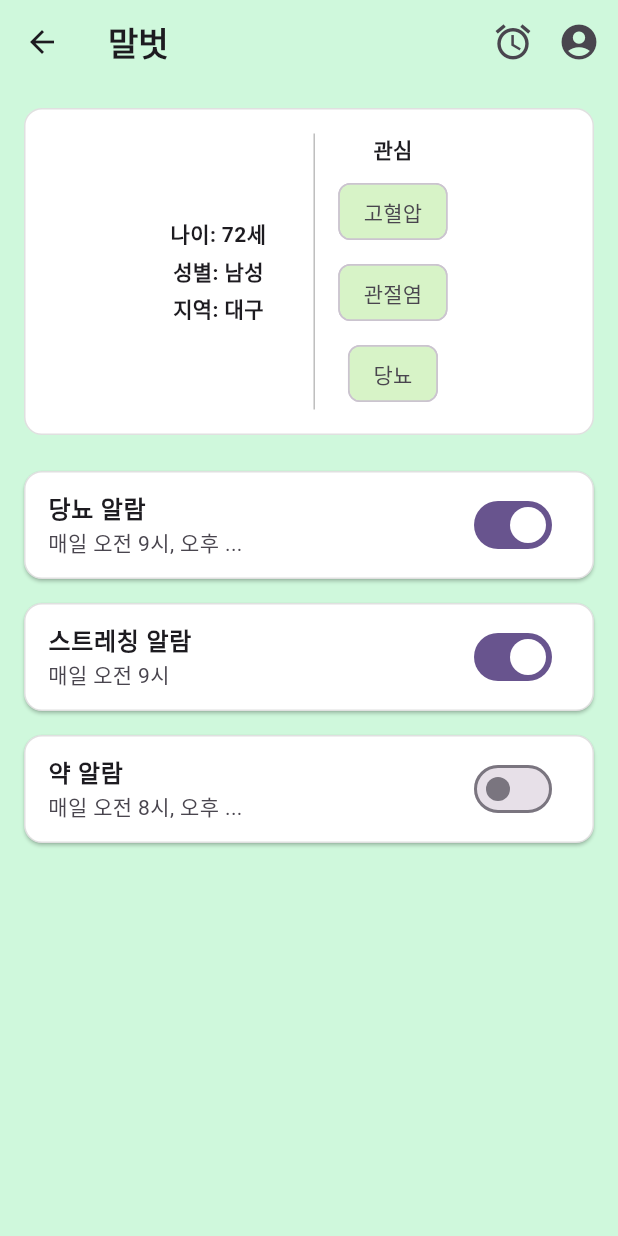
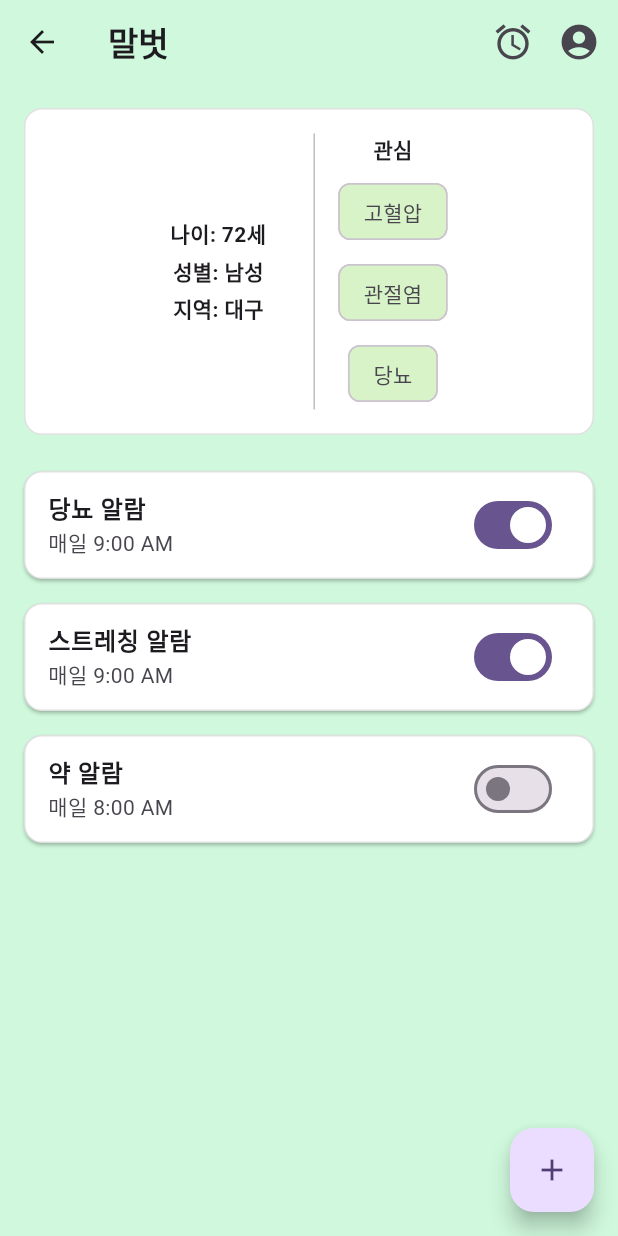
Before and after one commit to sswu-capstoneDesign2025/frontend, a Flutter app: the HealthScreen screen opened directly, on a phone screen of 412 x 824 dp. Run offline on Flutter 3.47's test engine with Material 3 defaults, Android fonts, the light colour scheme and no system bars; our stand-ins replace app_links, audioplayers, file_picker, flutter_dotenv, flutter_local_notifications, flutter_riverpod and 8 more; missing offline and left inert: flutter_web_auth_2, record; accounts and stored records are empty.

Commit message:
feat: 알람

```diff
--- a/lib/screens/health/health_screen.dart
+++ b/lib/screens/health/health_screen.dart
@@ -1,4 +1,6 @@
 import 'package:flutter/material.dart';
+import 'package:flutter_local_notifications/flutter_local_notifications.dart';
+import 'package:capstone_story_app/services/notification_service.dart';
 
 class HealthScreen extends StatefulWidget {
   const HealthScreen({super.key});
@@ -8,9 +10,33 @@ class HealthScreen extends StatefulWidget {
 }
 
 class _HealthScreenState extends State<HealthScreen> {
-  bool diabetesAlarm = true;
-  bool stretchingAlarm = true;
-  bool medicineAlarm = false;
+  final FlutterLocalNotificationsPlugin flutterLocalNotificationsPlugin = FlutterLocalNotificationsPlugin();
+  List<_AlarmItem> alarms = [
+    _AlarmItem(title: "당뇨 알람", time: TimeOfDay(hour: 9, minute: 0), enabled: true),
+    _AlarmItem(title: "스트레칭 알람", time: TimeOfDay(hour: 9, minute: 0), enabled: true),
+    _AlarmItem(title: "약 알람", time: TimeOfDay(hour: 8, minute: 0), enabled: false),
+  ];
+
+  @override
+  void initState() {
+    super.initState();
+    NotificationService.init();
+    for (var alarm in alarms) {
+      if (alarm.enabled) NotificationService.scheduleAlarm(alarm);
+    }
+  }
+
+  void _addAlarm() async {
+    final result = await showDialog<_AlarmItem>(
+      context: context,
+      builder: (context) => _AlarmDialog(),
+    );
+
+    if (result != null) {
+      setState(() => alarms.add(result));
+      NotificationService.scheduleAlarm(result);
+    }
+  }
 
   @override
   Widget build(BuildContext context) {
@@ -43,7 +69,6 @@ class _HealthScreenState extends State<HealthScreen> {
                 mainAxisAlignment: MainAxisAlignment.center,
                 crossAxisAlignment: CrossAxisAlignment.center,
                 children: [
-                  // 왼쪽 정보
                   Column(
                     mainAxisAlignment: MainAxisAlignment.center,
                     crossAxisAlignment: CrossAxisAlignment.center,
@@ -56,59 +81,59 @@ class _HealthScreenState extends State<HealthScreen> {
                     ],
                   ),
                   const SizedBox(width: 16),
-
-                  // ✅ 세로선 (높이 자동)
                   VerticalDivider(
                     color: Colors.black26,
                     thickness: 1,
-                    width: 32, // 좌우 여백 확보용
+                    width: 32,
                   ),
-
-                  // 오른쪽 관심사
                   Column(
                     mainAxisAlignment: MainAxisAlignment.center,
                     crossAxisAlignment: CrossAxisAlignment.center,
-                    children: [
-                      const Text("관심", style: TextStyle(fontWeight: FontWeight.bold)),
-                      const SizedBox(height: 8),
-                      const Column(
+                    children: const [
+                      Text("관심", style: TextStyle(fontWeight: FontWeight.bold)),
+                      SizedBox(height: 8),
+                      Column(
                           children: [
                             Chip(label: Text('고혈압'), backgroundColor: Color(0xFFD7F3C7)),
                             SizedBox(height: 6),
                             Chip(label: Text('관절염'), backgroundColor: Color(0xFFD7F3C7)),
                             SizedBox(height: 6),
                             Chip(label: Text('당뇨'), backgroundColor: Color(0xFFD7F3C7)),
-                          ]
-                      ),
+                          ]),
                     ],
                   ),
                 ],
               ),
             ),
           ),
-
           Expanded(
-            child: ListView(
+            child: ListView.builder(
               padding: const EdgeInsets.symmetric(horizontal: 16),
-              children: [
-                _buildAlarmTile("당뇨 알람", "매일 오전 9시, 오후 ...", diabetesAlarm, (val) {
-                  setState(() => diabetesAlarm = val);
-                }),
-                _buildAlarmTile("스트레칭 알람", "매일 오전 9시", stretchingAlarm, (val) {
-                  setState(() => stretchingAlarm = val);
-                }),
-                _buildAlarmTile("약 알람", "매일 오전 8시, 오후 ...", medicineAlarm, (val) {
-                  setState(() => medicineAlarm = val);
-                }),
-              ],
+              itemCount: alarms.length,
+              itemBuilder: (context, index) {
+                final alarm = alarms[index];
+                return _buildAlarmTile(alarm, (val) {
+                  setState(() => alarm.enabled = val);
+                  if (val) {
+                    NotificationService.scheduleAlarm(alarm);
+                  } else {
+                    NotificationService.cancelAlarm(alarm.id);
+                  }
+                });
+              },
             ),
           )
         ],
       ),
+      floatingActionButton: FloatingActionButton(
+        onPressed: _addAlarm,
+        child: const Icon(Icons.add),
+      ),
     );
   }
 
-  Widget _buildAlarmTile(String title, String subtitle, bool value, Function(bool) onChanged) {
+  Widget _buildAlarmTile(_AlarmItem alarm, Function(bool) onChanged) {
+    final formattedTime = alarm.time.format(context);
     return Card(
       color: Colors.white,
       margin: const EdgeInsets.symmetric(vertical: 8),
@@ -117,10 +142,79 @@ class _HealthScreenState extends State<HealthScreen> {
         side: BorderSide(color: Colors.black12),
       ),
       child: ListTile(
-        title: Text(title, style: const TextStyle(fontWeight: FontWeight.bold)),
-        subtitle: Text(subtitle),
-        trailing: Switch(value: value, onChanged: onChanged),
+        title: Text(alarm.title, style: const TextStyle(fontWeight: FontWeight.bold)),
+        subtitle: Text("매일 $formattedTime"),
+        trailing: Switch(value: alarm.enabled, onChanged: onChanged),
       ),
     );
   }
 }
+
+class _AlarmItem {
+  final int id;
+  final String title;
+  final TimeOfDay time;
+  bool enabled;
+
+  _AlarmItem({required this.title, required this.time, this.enabled = true})
+      : id = DateTime.now().millisecondsSinceEpoch;
+}
+
+class _AlarmDialog extends StatefulWidget {
+  @override
+  State<_AlarmDialog> createState() => _AlarmDialogState();
+}
+
+class _AlarmDialogState extends State<_AlarmDialog> {
+  final TextEditingController _titleController = TextEditingController();
+  TimeOfDay _selectedTime = TimeOfDay.now();
+
+  @override
+  Widget build(BuildContext context) {
+    return AlertDialog(
+      title: const Text("알람 추가"),
+      content: Column(
+        mainAxisSize: MainAxisSize.min,
+        children: [
+          TextField(
+            controller: _titleController,
+            decoration: const InputDecoration(labelText: "알람 이름"),
+          ),
+          const SizedBox(height: 16),
+          Row(
+            children: [
+              const Text("시간: "),
+              TextButton(
+                onPressed: () async {
+                  final picked = await showTimePicker(
+                    context: context,
+                    initialTime: _selectedTime,
+                  );
+                  if (picked != null) {
+                    setState(() => _selectedTime = picked);
+                  }
+                },
+                child: Text(_selectedTime.format(context)),
+              )
+            ],
+          )
+        ],
+      ),
+      actions: [
+        TextButton(
+          onPressed: () => Navigator.pop(context),
+          child: const Text("취소"),
+        ),
+        ElevatedButton(
+          onPressed: () {
+            final title = _titleController.text.trim();
+            if (title.isNotEmpty) {
+              Navigator.pop(context, _AlarmItem(title: title, time: _selectedTime));
+            }
+          },
+          child: const Text("추가"),
+        )
+      ],
+    );
+  }
+}
--- /dev/null
+++ b/lib/services/notification_service.dart
@@ -0,0 +1,80 @@
+import 'package:flutter_local_notifications/flutter_local_notifications.dart';
+import 'package:flutter/material.dart';
+import 'package:timezone/data/latest_all.dart' as tz;
+import 'package:timezone/timezone.dart' as tz;
+
+class NotificationService {
+  static final FlutterLocalNotificationsPlugin _notificationsPlugin =
+  FlutterLocalNotificationsPlugin();
+
+  /// ✅ main.dart에서 await NotificationService.init() 사용 가능하게 함
+  static Future<void> init() async {
+    const AndroidInitializationSettings androidSettings =
+    AndroidInitializationSettings('@mipmap/ic_launcher');
+
+    const InitializationSettings initSettings =
+    InitializationSettings(android: androidSettings);
+
+    await _notificationsPlugin.initialize(initSettings);
+
+    // ✅ 시간대 초기화도 함께 수행
+    tz.initializeTimeZones();
+  }
+
+  static Future<void> scheduleAlarm(dynamic alarm) async {
+    final int id = alarm.id;
+    final String title = alarm.title;
+    final TimeOfDay time = alarm.time;
+
+    final now = DateTime.now();
+    final scheduledTime = DateTime(
+      now.year,
+      now.month,
+      now.day,
+      time.hour,
+      time.minute,
+    ).isBefore(now)
+        ? DateTime(now.year, now.month, now.day + 1, time.hour, time.minute)
+        : DateTime(now.year, now.month, now.day, time.hour, time.minute);
+
+    await _notificationsPlugin.zonedSchedule(
+      id,
+      title,
+      '알람 시간입니다!',
+      _nextInstanceOfTime(time),
+      const NotificationDetails(
+        android: AndroidNotificationDetails(
+          'alarm_channel',
+          '알람',
+          channelDescription: '일정 시간에 알람을 보냅니다',
+          importance: Importance.max,
+          priority: Priority.high,
+        ),
+      ),
+      androidAllowWhileIdle: true,
+      uiLocalNotificationDateInterpretation:
+      UILocalNotificationDateInterpretation.absoluteTime,
+      matchDateTimeComponents: DateTimeComponents.time, // 매일 반복
+    );
+  }
+
+  static tz.TZDateTime _nextInstanceOfTime(TimeOfDay timeOfDay) {
+    final tz.TZDateTime now = tz.TZDateTime.now(tz.local);
+    tz.TZDateTime scheduledDate = tz.TZDateTime(
+      tz.local,
+      now.year,
+      now.month,
+      now.day,
+      timeOfDay.hour,
+      timeOfDay.minute,
+    );
+    if (scheduledDate.isBefore(now)) {
+      scheduledDate = scheduledDate.add(const Duration(days: 1));
+    }
+    return scheduledDate;
+  }
+
+  static Future<void> cancelAlarm(int id) async {
+    await _notificationsPlugin.cancel(id);
+  }
+}
--- a/pubspec.yaml
+++ b/pubspec.yaml
@@ -34,6 +34,8 @@ dependencies:
   just_audio: ^0.10.3
   audioplayers: ^5.2.1
   just_audio_windows: ^0.2.2
+  flutter_local_notifications: ^16.1.0
+  timezone: ^0.9.2
 
 
 dev_dependencies:
```
Also changed, not shown: lib/main.dart (+8 -0 lines), pubspec.lock, 2 other files.
